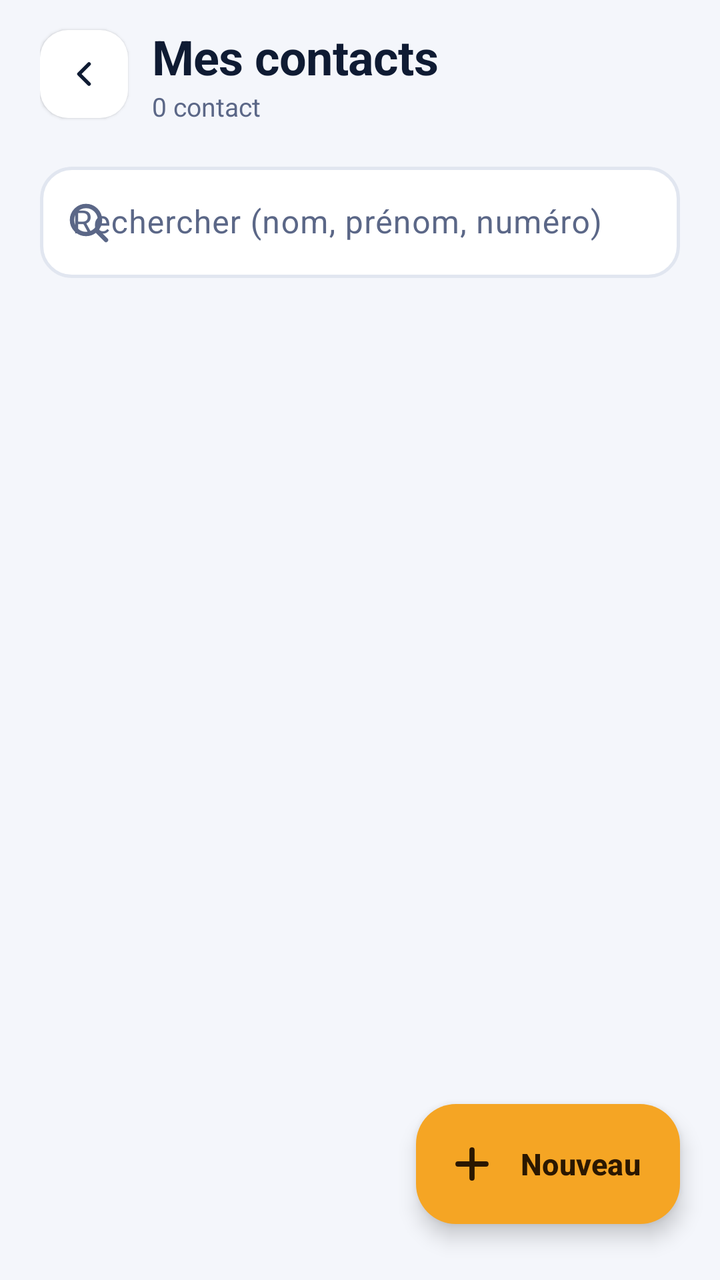
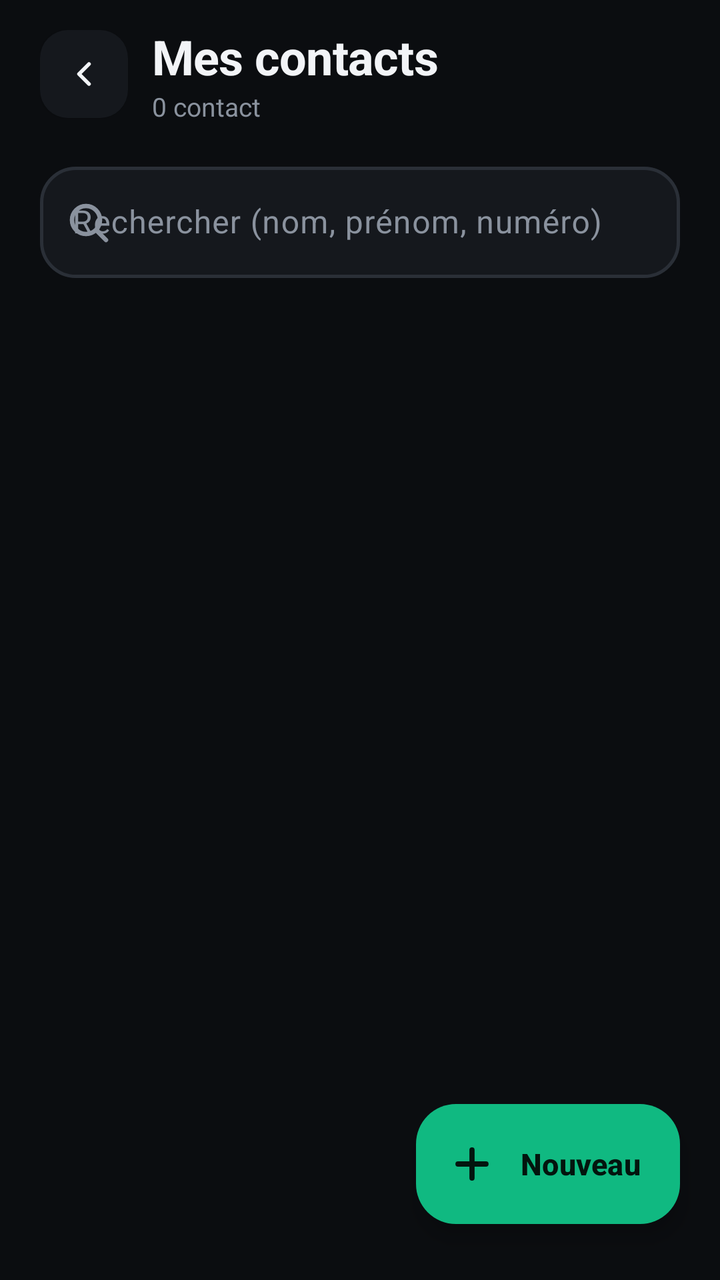

Compare the two renders of this Android layout. The source of the first and the diff that turns it into the second are given below.
<!-- AndroidManifest.xml: application theme Theme.MyTrueCallerApp -->
<!-- res/layout/activity_affiche.xml -->
<?xml version="1.0" encoding="utf-8"?>
<LinearLayout xmlns:android="http://schemas.android.com/apk/res/android"
    xmlns:app="http://schemas.android.com/apk/res-auto"
    xmlns:tools="http://schemas.android.com/tools"
    android:id="@+id/main"
    android:layout_width="match_parent"
    android:layout_height="match_parent"
    android:background="@color/app_bg"
    android:orientation="vertical"
    tools:context=".Affiche">

    
    <LinearLayout
        android:layout_width="match_parent"
        android:layout_height="wrap_content"
        android:gravity="center_vertical"
        android:orientation="horizontal"
        android:paddingStart="20dp"
        android:paddingTop="12dp"
        android:paddingEnd="20dp">

        <ImageButton
            android:id="@+id/btn_retour_affiche"
            android:layout_width="44dp"
            android:layout_height="44dp"
            android:background="@drawable/bg_icon_btn"
            android:contentDescription="Retour"
            android:elevation="1dp"
            android:padding="12dp"
            android:scaleType="fitCenter"
            android:src="@drawable/ic_back"
            app:tint="@color/ink" />

        <LinearLayout
            android:layout_width="0dp"
            android:layout_height="wrap_content"
            android:layout_marginStart="12dp"
            android:layout_weight="1"
            android:orientation="vertical">

            <TextView
                android:id="@+id/tv_titre_affiche"
                android:layout_width="wrap_content"
                android:layout_height="wrap_content"
                android:text="Mes contacts"
                android:textAppearance="@style/TextAppearance.App.Display"
                android:textColor="@color/ink"
                android:textSize="24sp" />

            <TextView
                android:id="@+id/tv_count_affiche"
                android:layout_width="wrap_content"
                android:layout_height="wrap_content"
                android:text="0 contact"
                android:textColor="@color/ink_muted"
                android:textSize="13sp" />
        </LinearLayout>
    </LinearLayout>

    <com.google.android.material.textfield.TextInputLayout
        style="@style/Widget.App.TextField.Search"
        android:layout_width="match_parent"
        android:layout_height="wrap_content"
        android:layout_marginStart="20dp"
        android:layout_marginTop="16dp"
        android:layout_marginEnd="20dp"
        android:layout_marginBottom="8dp"
        android:hint="Rechercher (nom, prénom, numéro)"
        app:endIconMode="clear_text"
        app:startIconDrawable="@drawable/ic_search">

        <com.google.android.material.textfield.TextInputEditText
            android:id="@+id/ed_recherche"
            style="@style/Widget.App.EditText"
            android:layout_width="match_parent"
            android:layout_height="wrap_content"
            android:imeOptions="actionSearch"
            android:inputType="text" />
    </com.google.android.material.textfield.TextInputLayout>

    <FrameLayout
        android:layout_width="match_parent"
        android:layout_height="0dp"
        android:layout_weight="1">

        <androidx.recyclerview.widget.RecyclerView
            android:id="@+id/rv_affiche"
            android:layout_width="match_parent"
            android:layout_height="match_parent"
            android:clipToPadding="false"
            android:paddingTop="4dp"
            android:paddingBottom="112dp" />

        <LinearLayout
            android:id="@+id/ll_vide"
            android:layout_width="wrap_content"
            android:layout_height="wrap_content"
            android:layout_gravity="center"
            android:gravity="center_horizontal"
            android:orientation="vertical"
            android:visibility="gone">

            <FrameLayout
                android:layout_width="88dp"
                android:layout_height="88dp"
                android:background="@drawable/bg_circle"
                android:backgroundTint="@color/avatar_blue_bg">

                <ImageView
                    android:layout_width="40dp"
                    android:layout_height="40dp"
                    android:layout_gravity="center"
                    android:importantForAccessibility="no"
                    android:src="@drawable/ic_group"
                    app:tint="@color/avatar_blue_fg" />
            </FrameLayout>

            <TextView
                android:id="@+id/tv_vide"
                android:layout_width="wrap_content"
                android:layout_height="wrap_content"
                android:layout_marginTop="16dp"
                android:gravity="center"
                android:lineSpacingExtra="4dp"
                android:text="Aucun contact\nAppuyez sur + pour en ajouter"
                android:textColor="@color/ink_muted"
                android:textSize="15sp" />
        </LinearLayout>

        <com.google.android.material.floatingactionbutton.ExtendedFloatingActionButton
            android:id="@+id/fab_ajout"
            android:layout_width="wrap_content"
            android:layout_height="60dp"
            android:layout_gravity="bottom|end"
            android:layout_marginEnd="20dp"
            android:layout_marginBottom="28dp"
            android:contentDescription="Ajouter un contact"
            android:text="Nouveau"
            android:textAllCaps="false"
            android:textColor="@color/on_brand_amber"
            android:textSize="15sp"
            android:textStyle="bold"
            app:backgroundTint="@color/brand_amber"
            app:icon="@drawable/ic_add_24"
            app:iconTint="@color/on_brand_amber"
            app:shapeAppearanceOverlay="@style/ShapeAppearance.App.MediumComponent" />
    </FrameLayout>

</LinearLayout>
<!-- resources referenced by this layout -->
<resources>
  <color name="app_bg">#F4F6FB</color>
  <color name="avatar_blue_bg">#E3ECFF</color>
  <color name="avatar_blue_fg">#1D4ED8</color>
  <color name="brand_amber">#F5A524</color>
  <color name="ink">#0F1B33</color>
  <color name="ink_muted">#5B6787</color>
  <color name="on_brand_amber">#2B1700</color>
  <color name="surface">#FFFFFF</color>
  <style name="Base.Theme.MyTrueCallerApp" parent="Theme.Material3.DayNight.NoActionBar">
          <item name="colorPrimary">@color/md_primary</item>
          <item name="colorOnPrimary">@color/md_on_primary</item>
          <item name="colorPrimaryContainer">@color/md_primary_container</item>
          <item name="colorOnPrimaryContainer">@color/md_on_primary_container</item>
  
          <item name="colorSecondary">@color/md_secondary</item>
          <item name="colorOnSecondary">@color/md_on_secondary</item>
          <item name="colorSecondaryContainer">@color/md_secondary_container</item>
          <item name="colorOnSecondaryContainer">@color/md_on_secondary_container</item>
  
          <item name="colorError">@color/md_error</item>
          <item name="colorOnError">@color/md_on_error</item>
  
          <item name="android:colorBackground">@color/md_background</item>
          <item name="colorOnBackground">@color/md_on_background</item>
          <item name="colorSurface">@color/md_surface</item>
          <item name="colorOnSurface">@color/md_on_surface</item>
          <item name="colorSurfaceVariant">@color/md_surface_variant</item>
          <item name="colorOnSurfaceVariant">@color/md_on_surface_variant</item>
          <item name="colorOutline">@color/md_outline</item>
          <item name="colorOutlineVariant">@color/md_outline_variant</item>
  
          <item name="colorSurfaceContainerLowest">@color/md_surface_container_lowest</item>
          <item name="colorSurfaceContainerLow">@color/md_surface_container_low</item>
          <item name="colorSurfaceContainer">@color/md_surface_container</item>
          <item name="colorSurfaceContainerHigh">@color/md_surface_container_high</item>
          <item name="colorSurfaceContainerHighest">@color/md_surface_container_highest</item>
  
          
          <item name="shapeAppearanceSmallComponent">@style/ShapeAppearance.App.SmallComponent</item>
          <item name="shapeAppearanceMediumComponent">@style/ShapeAppearance.App.MediumComponent</item>
          <item name="shapeAppearanceLargeComponent">@style/ShapeAppearance.App.LargeComponent</item>
  
          <item name="android:windowBackground">@color/app_bg</item>
          <item name="bottomSheetDialogTheme">@style/ThemeOverlay.App.BottomSheet</item>
  
          <item name="android:statusBarColor">@android:color/transparent</item>
          <item name="android:navigationBarColor">@android:color/transparent</item>
          <item name="android:windowLightStatusBar">true</item>
          <item name="android:windowLightNavigationBar" tools:targetApi="27">true</item>
      </style>
  <color name="md_primary">#2563EB</color>
  <color name="md_on_primary">#FFFFFF</color>
  <color name="md_primary_container">#E3ECFF</color>
  <color name="md_on_primary_container">#0A1E5C</color>
  <color name="md_secondary">#F5A524</color>
  <color name="md_on_secondary">#2B1700</color>
  <color name="md_secondary_container">#FFF1DA</color>
  <color name="md_on_secondary_container">#2B1700</color>
  <color name="md_error">#A3241B</color>
  <color name="md_on_error">#FFFFFF</color>
  <color name="md_background">#F4F6FB</color>
  <color name="md_on_background">#0F1B33</color>
  <color name="md_surface">#FFFFFF</color>
  <color name="md_on_surface">#0F1B33</color>
  <color name="md_surface_variant">#E1E6F0</color>
  <color name="md_on_surface_variant">#5B6787</color>
  <color name="md_outline">#5B6787</color>
  <color name="md_outline_variant">#E1E6F0</color>
  <color name="md_surface_container_lowest">#FFFFFF</color>
  <color name="md_surface_container_low">#FFFFFF</color>
  <color name="md_surface_container">#F4F6FB</color>
  <color name="md_surface_container_high">#FFFFFF</color>
  <color name="md_surface_container_highest">#E1E6F0</color>
  <!-- unchanged entries left out for length: 17 -->
</resources>

<!-- the commit's change to res/layout/activity_affiche.xml (unified diff, before → after) -->
@@ -137,12 +137,12 @@
             android:contentDescription="Ajouter un contact"
             android:text="Nouveau"
             android:textAllCaps="false"
-            android:textColor="@color/on_brand_amber"
+            android:textColor="@color/on_brand_accent"
             android:textSize="15sp"
             android:textStyle="bold"
-            app:backgroundTint="@color/brand_amber"
+            app:backgroundTint="@color/brand_accent"
             app:icon="@drawable/ic_add_24"
-            app:iconTint="@color/on_brand_amber"
+            app:iconTint="@color/on_brand_accent"
             app:shapeAppearanceOverlay="@style/ShapeAppearance.App.MediumComponent" />
     </FrameLayout>
 
<!-- resource entries referenced after the edit -->
@@ -1,14 +1,14 @@
 <!-- resources referenced by this layout -->
 <resources>
-  <color name="app_bg">#F4F6FB</color>
-  <color name="avatar_blue_bg">#E3ECFF</color>
-  <color name="avatar_blue_fg">#1D4ED8</color>
-  <color name="brand_amber">#F5A524</color>
-  <color name="ink">#0F1B33</color>
-  <color name="ink_muted">#5B6787</color>
-  <color name="on_brand_amber">#2B1700</color>
-  <color name="surface">#FFFFFF</color>
-  <style name="Base.Theme.MyTrueCallerApp" parent="Theme.Material3.DayNight.NoActionBar">
+  <color name="app_bg">#0B0D10</color>
+  <color name="avatar_blue_bg">#0F2E22</color>
+  <color name="avatar_blue_fg">#34D399</color>
+  <color name="brand_accent">#10B981</color>
+  <color name="ink">#F2F4F7</color>
+  <color name="ink_muted">#8A929E</color>
+  <color name="on_brand_accent">#03150E</color>
+  <color name="surface">#15181D</color>
+  <style name="Base.Theme.MyTrueCallerApp" parent="Theme.Material3.Dark.NoActionBar">
           <item name="colorPrimary">@color/md_primary</item>
           <item name="colorOnPrimary">@color/md_on_primary</item>
           <item name="colorPrimaryContainer">@color/md_primary_container</item>
@@ -47,32 +47,32 @@
   
           <item name="android:statusBarColor">@android:color/transparent</item>
           <item name="android:navigationBarColor">@android:color/transparent</item>
-          <item name="android:windowLightStatusBar">true</item>
-          <item name="android:windowLightNavigationBar" tools:targetApi="27">true</item>
+          <item name="android:windowLightStatusBar">false</item>
+          <item name="android:windowLightNavigationBar" tools:targetApi="27">false</item>
       </style>
-  <color name="md_primary">#2563EB</color>
-  <color name="md_on_primary">#FFFFFF</color>
-  <color name="md_primary_container">#E3ECFF</color>
-  <color name="md_on_primary_container">#0A1E5C</color>
-  <color name="md_secondary">#F5A524</color>
-  <color name="md_on_secondary">#2B1700</color>
-  <color name="md_secondary_container">#FFF1DA</color>
-  <color name="md_on_secondary_container">#2B1700</color>
-  <color name="md_error">#A3241B</color>
-  <color name="md_on_error">#FFFFFF</color>
-  <color name="md_background">#F4F6FB</color>
-  <color name="md_on_background">#0F1B33</color>
-  <color name="md_surface">#FFFFFF</color>
-  <color name="md_on_surface">#0F1B33</color>
-  <color name="md_surface_variant">#E1E6F0</color>
-  <color name="md_on_surface_variant">#5B6787</color>
-  <color name="md_outline">#5B6787</color>
-  <color name="md_outline_variant">#E1E6F0</color>
-  <color name="md_surface_container_lowest">#FFFFFF</color>
-  <color name="md_surface_container_low">#FFFFFF</color>
-  <color name="md_surface_container">#F4F6FB</color>
-  <color name="md_surface_container_high">#FFFFFF</color>
-  <color name="md_surface_container_highest">#E1E6F0</color>
+  <color name="md_primary">#10B981</color>
+  <color name="md_on_primary">#03150E</color>
+  <color name="md_primary_container">#0F2E22</color>
+  <color name="md_on_primary_container">#A7F3D0</color>
+  <color name="md_secondary">#E8C468</color>
+  <color name="md_on_secondary">#2A1F04</color>
+  <color name="md_secondary_container">#2E2612</color>
+  <color name="md_on_secondary_container">#F6E3B0</color>
+  <color name="md_error">#F87171</color>
+  <color name="md_on_error">#2E0505</color>
+  <color name="md_background">#0B0D10</color>
+  <color name="md_on_background">#F2F4F7</color>
+  <color name="md_surface">#15181D</color>
+  <color name="md_on_surface">#F2F4F7</color>
+  <color name="md_surface_variant">#2A2F37</color>
+  <color name="md_on_surface_variant">#8A929E</color>
+  <color name="md_outline">#8A929E</color>
+  <color name="md_outline_variant">#2A2F37</color>
+  <color name="md_surface_container_lowest">#0B0D10</color>
+  <color name="md_surface_container_low">#15181D</color>
+  <color name="md_surface_container">#1A1E24</color>
+  <color name="md_surface_container_high">#15181D</color>
+  <color name="md_surface_container_highest">#2A2F37</color>
   <!-- unchanged entries left out for length: 17 -->
 </resources>
 
